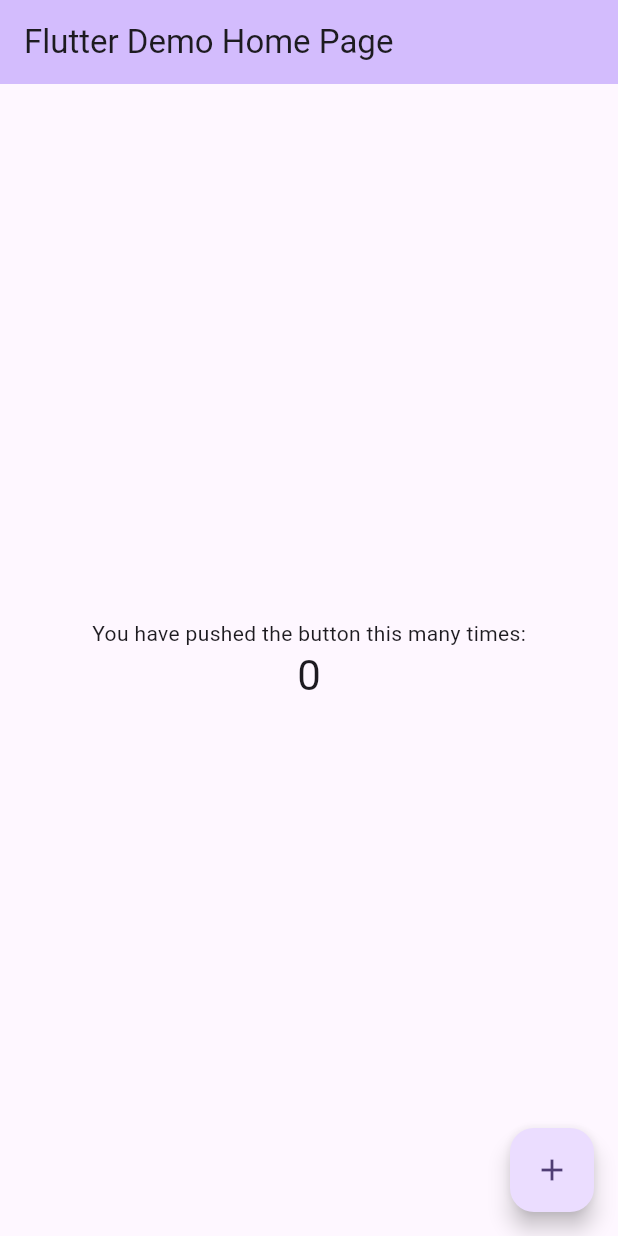
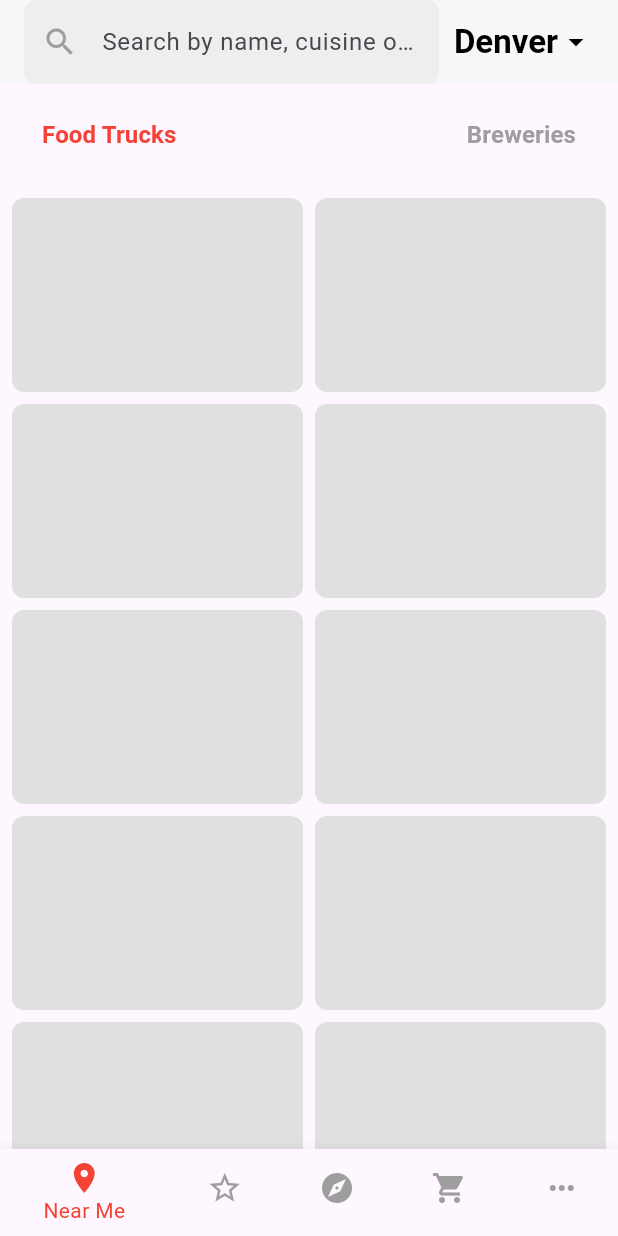
Before and after one commit to SiGMobileUIUC/cu_foodtruck_finder, a Flutter app: the screen it shows after launch, on a phone screen of 412 x 824 dp. Run offline on Flutter 3.47's test engine with Material 3 defaults, Android fonts, the phone set to English and light mode, and no system bars.

Commit message:
added homepage

```diff
--- a/lib/main.dart
+++ b/lib/main.dart
@@ -1,5 +1,6 @@
 // main.dart
 import 'package:flutter/material.dart';
+import 'src/app/pages/foodtruckhomepage.dart'; // Import the FoodTruckHomePage
 
 void main() {
   runApp(const MyApp());
@@ -8,120 +9,15 @@ void main() {
 class MyApp extends StatelessWidget {
   const MyApp({super.key});
 
-
-  // This widget is the root of your application.
- @override
+  @override
   Widget build(BuildContext context) {
     return MaterialApp(
-      title: 'Flutter Demo',
+      title: 'Food Truck Finder',
       theme: ThemeData(
-        // This is the theme of your application.
-        //
-        // TRY THIS: Try running your application with "flutter run". You'll see
-        // the application has a purple toolbar. Then, without quitting the app,
-        // try changing the seedColor in the colorScheme below to Colors.green
-        // and then invoke "hot reload" (save your changes or press the "hot
-        // reload" button in a Flutter-supported IDE, or press "r" if you used
-        // the command line to start the app).
-        //
-        // Notice that the counter didn't reset back to zero; the application
-        // state is not lost during the reload. To reset the state, use hot
-        // restart instead.
-        //
-        // This works for code too, not just values: Most code changes can be
-        // tested with just a hot reload.
         colorScheme: ColorScheme.fromSeed(seedColor: Colors.deepPurple),
         useMaterial3: true,
       ),
-      home: const MyHomePage(title: 'Flutter Demo Home Page'),
+      home: const FoodTruckHomePage(), // Set FoodTruckHomePage as the home page
     );
   }
 }
-
-class MyHomePage extends StatefulWidget {
-  const MyHomePage({super.key, required this.title});
-
-  // This widget is the home page of your application. It is stateful, meaning
-  // that it has a State object (defined below) that contains fields that affect
-  // how it looks.
-
-  // This class is the configuration for the state. It holds the values (in this
-  // case the title) provided by the parent (in this case the App widget) and
-  // used by the build method of the State. Fields in a Widget subclass are
-  // always marked "final".
-
-  final String title;
-
-  @override
-  State<MyHomePage> createState() => _MyHomePageState();
-}
-
-class _MyHomePageState extends State<MyHomePage> {
-  int _counter = 0;
-
-  void _incrementCounter() {
-    setState(() {
-      // This call to setState tells the Flutter framework that something has
-      // changed in this State, which causes it to rerun the build method below
-      // so that the display can reflect the updated values. If we changed
-      // _counter without calling setState(), then the build method would not be
-      // called again, and so nothing would appear to happen.
-      _counter++;
-    });
-  }
-
-  @override
-  Widget build(BuildContext context) {
-    // This method is rerun every time setState is called, for instance as done
-    // by the _incrementCounter method above.
-    //
-    // The Flutter framework has been optimized to make rerunning build methods
-    // fast, so that you can just rebuild anything that needs updating rather
-    // than having to individually change instances of widgets.
-    return Scaffold(
-      appBar: AppBar(
-        // TRY THIS: Try changing the color here to a specific color (to
-        // Colors.amber, perhaps?) and trigger a hot reload to see the AppBar
-        // change color while the other colors stay the same.
-        backgroundColor: Theme.of(context).colorScheme.inversePrimary,
-        // Here we take the value from the MyHomePage object that was created by
-        // the App.build method, and use it to set our appbar title.
-        title: Text(widget.title),
-      ),
-      body: Center(
-        // Center is a layout widget. It takes a single child and positions it
-        // in the middle of the parent.
-        child: Column(
-          // Column is also a layout widget. It takes a list of children and
-          // arranges them vertically. By default, it sizes itself to fit its
-          // children horizontally, and tries to be as tall as its parent.
-          //
-          // Column has various properties to control how it sizes itself and
-          // how it positions its children. Here we use mainAxisAlignment to
-          // center the children vertically; the main axis here is the vertical
-          // axis because Columns are vertical (the cross axis would be
-          // horizontal).
-          //
-          // TRY THIS: Invoke "debug painting" (choose the "Toggle Debug Paint"
-          // action in the IDE, or press "p" in the console), to see the
-          // wireframe for each widget.
-          mainAxisAlignment: MainAxisAlignment.center,
-          children: <Widget>[
-            const Text(
-              'You have pushed the button this many times:',
-            ),
-            Text(
-              '$_counter',
-              style: Theme.of(context).textTheme.headlineMedium,
-            ),
-          ],
-        ),
-      ),
-      floatingActionButton: FloatingActionButton(
-        onPressed: _incrementCounter,
-        tooltip: 'Increment',
-        child: const Icon(Icons.add),
-      ), // This trailing comma makes auto-formatting nicer for build methods.
-    );
-  }
-}
--- /dev/null
+++ b/lib/src/app/pages/foodtruckhomepage.dart
@@ -0,0 +1,109 @@
+import 'package:flutter/material.dart';
+
+class FoodTruckHomePage extends StatefulWidget {
+  const FoodTruckHomePage({super.key});
+
+  @override
+  _FoodTruckHomePageState createState() => _FoodTruckHomePageState();
+}
+
+class _FoodTruckHomePageState extends State<FoodTruckHomePage> {
+  @override
+  Widget build(BuildContext context) {
+    return Scaffold(
+      appBar: AppBar(
+        backgroundColor: Colors.white,
+        elevation: 1,
+        title: Row(
+          children: [
+            Expanded(
+              child: TextField(
+                decoration: InputDecoration(
+                  hintText: 'Search by name, cuisine or items',
+                  prefixIcon: const Icon(Icons.search, color: Colors.grey),
+                  border: OutlineInputBorder(
+                    borderRadius: BorderRadius.circular(8),
+                    borderSide: BorderSide.none,
+                  ),
+                  filled: true,
+                  fillColor: Colors.grey[200],
+                ),
+              ),
+            ),
+            const SizedBox(width: 10),
+            const Text(
+              'Denver',
+              style: TextStyle(color: Colors.black, fontWeight: FontWeight.bold),
+            ),
+            const Icon(Icons.arrow_drop_down, color: Colors.black),
+          ],
+        ),
+      ),
+      body: Column(
+        children: [
+          Padding(
+            padding: const EdgeInsets.symmetric(horizontal: 16.0, vertical: 10.0),
+            child: Row(
+              mainAxisAlignment: MainAxisAlignment.spaceBetween,
+              children: [
+                TextButton(
+                  onPressed: () {},
+                  child: const Text(
+                    'Food Trucks',
+                    style: TextStyle(
+                      color: Colors.red,
+                      fontSize: 16,
+                      fontWeight: FontWeight.bold,
+                    ),
+                  ),
+                ),
+                TextButton(
+                  onPressed: () {},
+                  child: const Text(
+                    'Breweries',
+                    style: TextStyle(
+                      color: Colors.grey,
+                      fontSize: 16,
+                      fontWeight: FontWeight.bold,
+                    ),
+                  ),
+                ),
+              ],
+            ),
+          ),
+          Expanded(
+            child: GridView.builder(
+              padding: const EdgeInsets.all(8.0),
+              gridDelegate: const SliverGridDelegateWithFixedCrossAxisCount(
+                crossAxisCount: 2,
+                crossAxisSpacing: 8,
+                mainAxisSpacing: 8,
+                childAspectRatio: 3 / 2,
+              ),
+              itemCount: 10, // Adjust the number of grid items as needed
+              itemBuilder: (context, index) {
+                return Container(
+                  decoration: BoxDecoration(
+                    color: Colors.grey[300], // Background color for the grid item
+                    borderRadius: BorderRadius.circular(8),
+                  ),
+                );
+              },
+            ),
+          ),
+        ],
+      ),
+      bottomNavigationBar: BottomNavigationBar(
+        selectedItemColor: Colors.red,
+        unselectedItemColor: Colors.grey,
+        items: const [
+          BottomNavigationBarItem(icon: Icon(Icons.location_on), label: 'Near Me'),
+          BottomNavigationBarItem(icon: Icon(Icons.star_border), label: 'Featured'),
+          BottomNavigationBarItem(icon: Icon(Icons.explore), label: 'Explore'),
+          BottomNavigationBarItem(icon: Icon(Icons.shopping_cart), label: 'Orders'),
+          BottomNavigationBarItem(icon: Icon(Icons.more_horiz), label: 'More'),
+        ],
+      ),
+    );
+  }
+}
```
